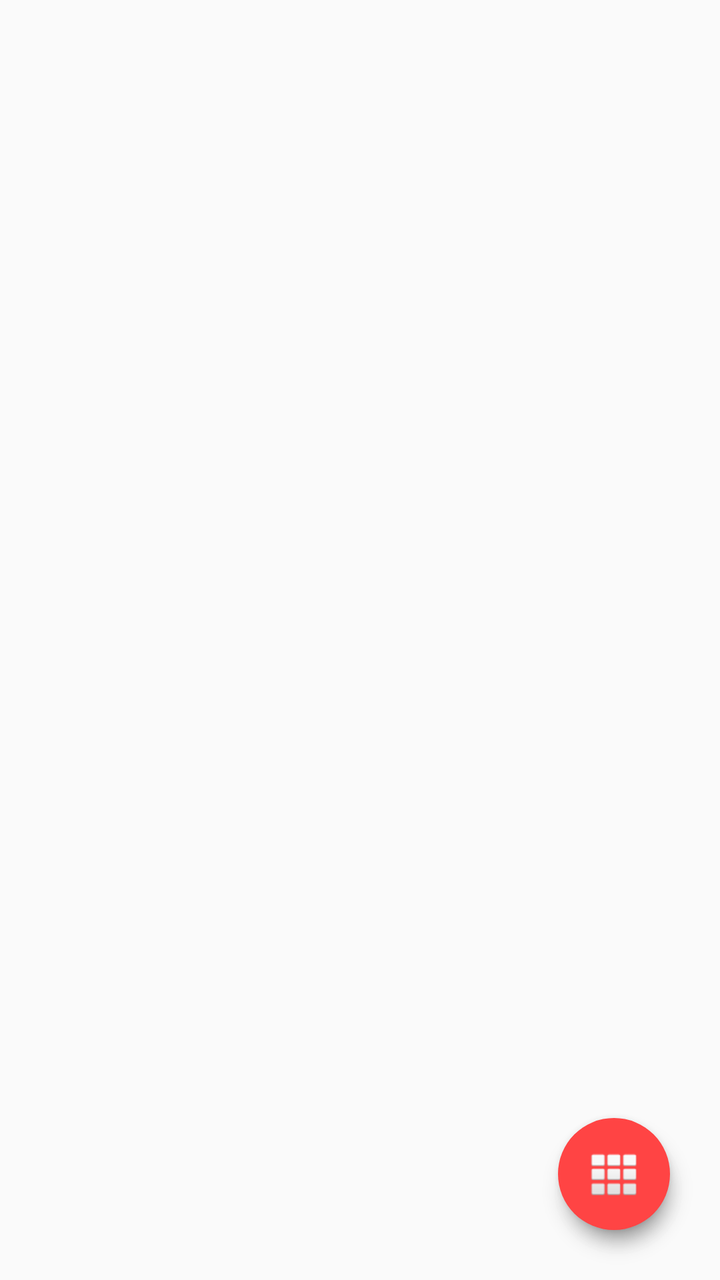
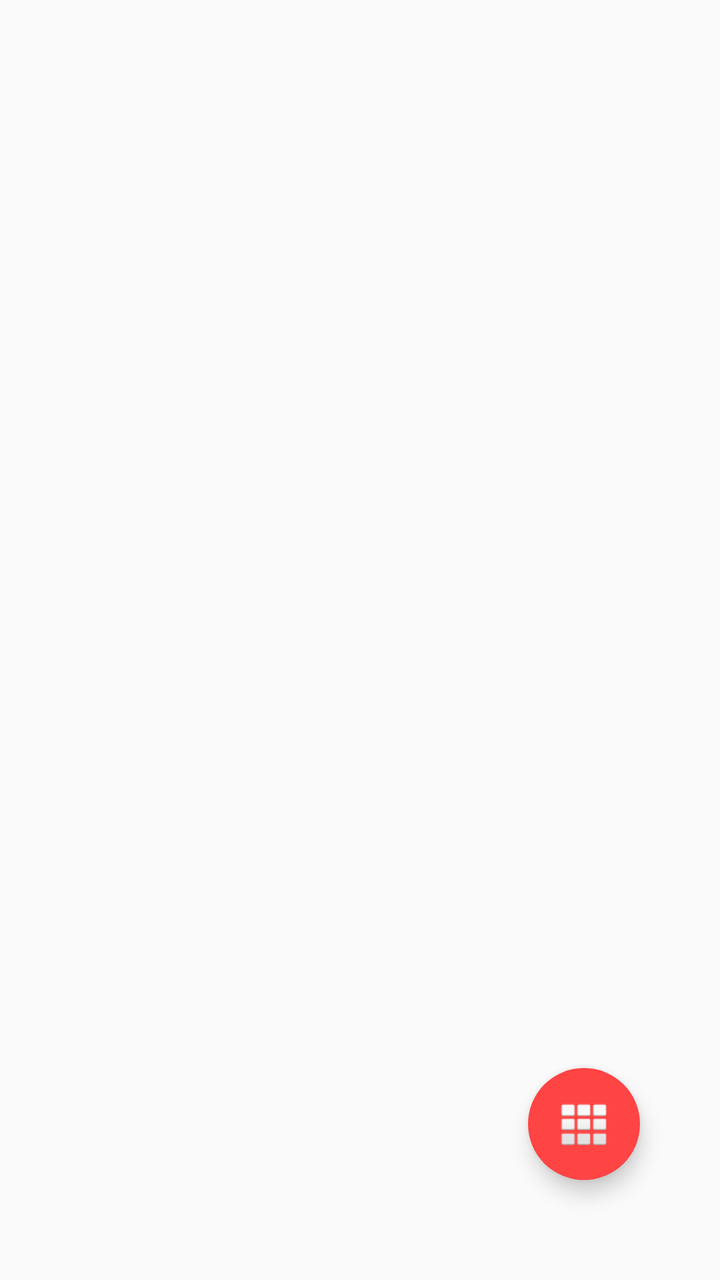

An Android layout rendered at two revisions. The XML below is the earlier revision; the diff shows what the commit changed to produce the second picture.
<!-- AndroidManifest.xml: application theme Theme.AppCompat.Light.DarkActionBar -->
<!-- res/layout/mostrar_peliculas.xml -->
<android.support.design.widget.CoordinatorLayout xmlns:android="http://schemas.android.com/apk/res/android"
    xmlns:app="http://schemas.android.com/apk/res-auto"
    android:id="@+id/drawer_layout"
    android:layout_width="match_parent"
    android:layout_height="match_parent">
    
    


    <ListView
        android:id="@+id/mainListView"
        android:layout_width="fill_parent"
        android:layout_height="fill_parent"
        app:layout_behavior="@string/appbar_scrolling_view_behavior" />

    <android.support.design.widget.FloatingActionButton
        android:id="@+id/fabSearch"
        android:layout_width="@dimen/standard_45"
        android:layout_height="@dimen/standard_45"
        android:layout_gravity="bottom|end"
        android:layout_margin="@dimen/standard_30"
        app:fabCustomSize="@dimen/standard_45"
        android:tint="@android:color/white"
        app:srcCompat="@android:drawable/ic_search_category_default"
        android:elevation="0dp" />

    <android.support.design.widget.FloatingActionButton
        android:id="@+id/fabFilter"
        android:layout_width="@dimen/standard_45"
        android:layout_height="@dimen/standard_45"
        android:layout_gravity="bottom|end"
        android:layout_margin="@dimen/standard_30"
        app:fabCustomSize="@dimen/standard_45"
        android:tint="@android:color/white"
        app:srcCompat="@android:drawable/ic_menu_sort_by_size"
        android:elevation="0dp" />

    <android.support.design.widget.FloatingActionButton
        android:id="@+id/fab"
        android:layout_width="wrap_content"
        android:layout_height="wrap_content"
        android:layout_margin="25dp"
        app:borderWidth="0dp"
        android:layout_gravity="bottom|end"
        android:src="@android:drawable/ic_dialog_dialer"
        android:backgroundTint="@android:color/holo_red_light"
        android:elevation="4dp"/>
</android.support.design.widget.CoordinatorLayout>
<!-- resources referenced by this layout -->
<resources>
  <dimen name="standard_30">30dp</dimen>
  <dimen name="standard_45">45dp</dimen>
</resources>

<!-- the commit's change to res/layout/mostrar_peliculas.xml (unified diff, before → after) -->
@@ -18,31 +18,37 @@
         android:layout_width="@dimen/standard_45"
         android:layout_height="@dimen/standard_45"
         android:layout_gravity="bottom|end"
-        android:layout_margin="@dimen/standard_30"
+        android:layout_marginRight="45dp"
+        android:layout_marginBottom="55dp"
         app:fabCustomSize="@dimen/standard_45"
         android:tint="@android:color/white"
         app:srcCompat="@android:drawable/ic_search_category_default"
-        android:elevation="0dp" />
+        app:elevation="0dp"
+        app:pressedTranslationZ="0dp" />
 
     <android.support.design.widget.FloatingActionButton
         android:id="@+id/fabFilter"
         android:layout_width="@dimen/standard_45"
         android:layout_height="@dimen/standard_45"
         android:layout_gravity="bottom|end"
-        android:layout_margin="@dimen/standard_30"
+        android:layout_marginRight="45dp"
+        android:layout_marginBottom="55dp"
         app:fabCustomSize="@dimen/standard_45"
         android:tint="@android:color/white"
         app:srcCompat="@android:drawable/ic_menu_sort_by_size"
-        android:elevation="0dp" />
+        app:elevation="0dp"
+        app:pressedTranslationZ="0dp" />
 
     <android.support.design.widget.FloatingActionButton
         android:id="@+id/fab"
         android:layout_width="wrap_content"
         android:layout_height="wrap_content"
-        android:layout_margin="25dp"
+        android:layout_marginRight="40dp"
+        android:layout_marginBottom="50dp"
         app:borderWidth="0dp"
         android:layout_gravity="bottom|end"
         android:src="@android:drawable/ic_dialog_dialer"
         android:backgroundTint="@android:color/holo_red_light"
-        android:elevation="4dp"/>
+        app:elevation="6dp"
+        app:pressedTranslationZ="12dp"/>
 </android.support.design.widget.CoordinatorLayout>
<!-- resource entries referenced after the edit -->
@@ -1,6 +1,5 @@
 <!-- resources referenced by this layout -->
 <resources>
-  <dimen name="standard_30">30dp</dimen>
   <dimen name="standard_45">45dp</dimen>
 </resources>
 
